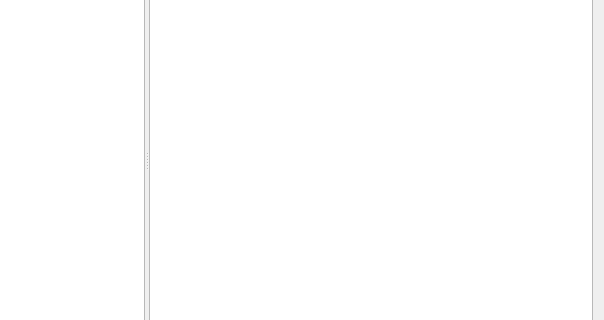
Old version of the form cbr/schema/visual/SchemaSelectorWidget.ui in the repository TUM-CBR/pymol-plugins; both pictures show x 311 to 915 and y 167 to 487 of the 915 by 654 pixel window.
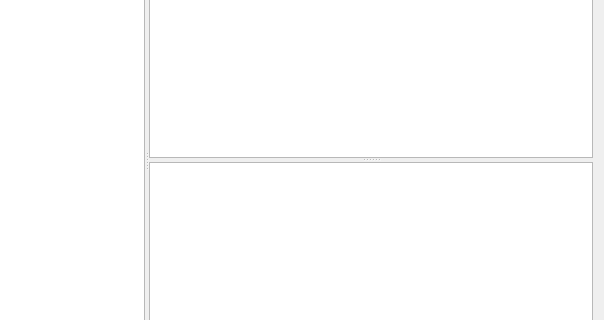
New version of the form.

Commit message: [#8] Show the schema results as a table in an MSA.

Patch:
```diff
--- a/cbr/schema/visual/SchemaSelectorWidget.ui
+++ b/cbr/schema/visual/SchemaSelectorWidget.ui
@@ -13,13 +13,23 @@
   <property name="windowTitle">
    <string>Form</string>
   </property>
-  <layout class="QVBoxLayout" name="verticalLayout">
+  <layout class="QHBoxLayout" name="horizontalLayout">
    <item>
-    <widget class="QSplitter" name="splitter">
+    <widget class="QSplitter" name="splitter_2">
      <property name="orientation">
       <enum>Qt::Horizontal</enum>
      </property>
+     <property name="handleWidth">
+      <number>4</number>
+     </property>
+     <property name="childrenCollapsible">
+      <bool>true</bool>
+     </property>
      <widget class="QListWidget" name="resultsList"/>
+     <widget class="QSplitter" name="splitter">
+      <property name="orientation">
+       <enum>Qt::Vertical</enum>
+      </property>
      <widget class="QTableWidget" name="resultsViewer">
       <property name="columnCount">
        <number>4</number>
@@ -44,6 +54,8 @@
         <string>Positions (Structure)</string>
        </property>
       </column>
+      </widget>
+      <widget class="QTableWidget" name="alignmentViewer"/>
      </widget>
     </widget>
    </item>
```
Lines whose indentation alone changed are shown as unchanged. The commit also changes 2 other files.
